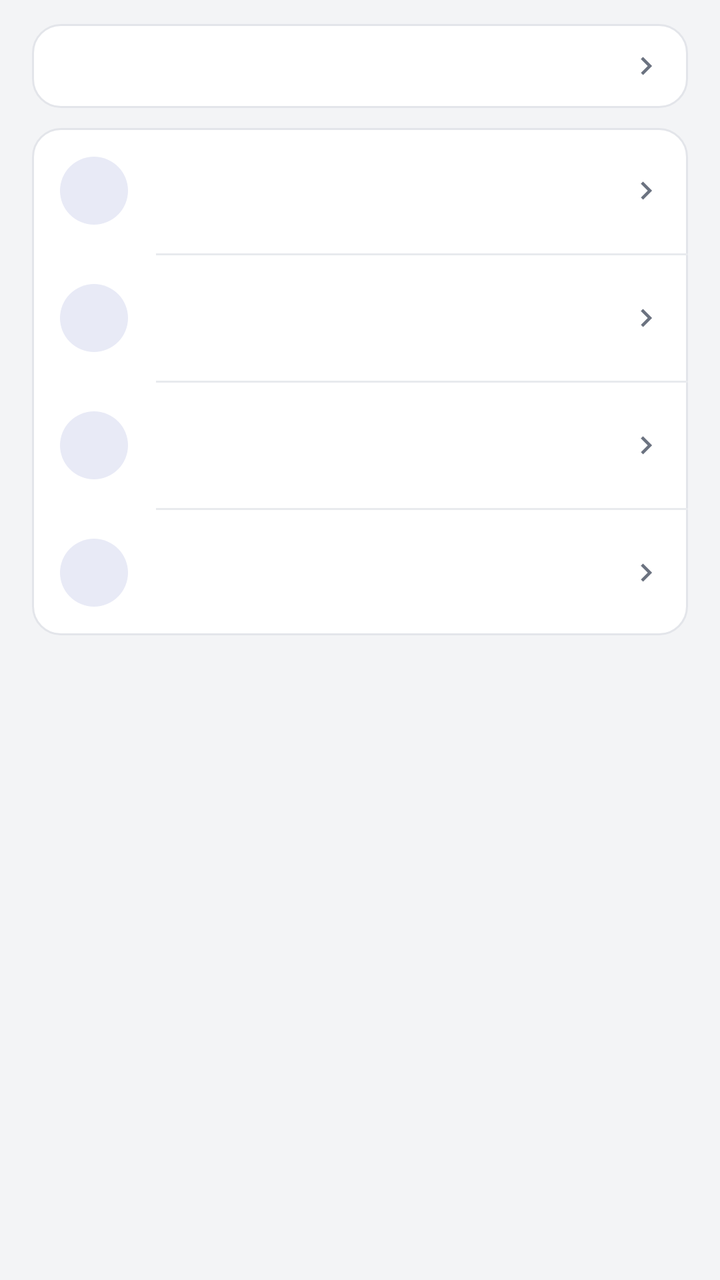
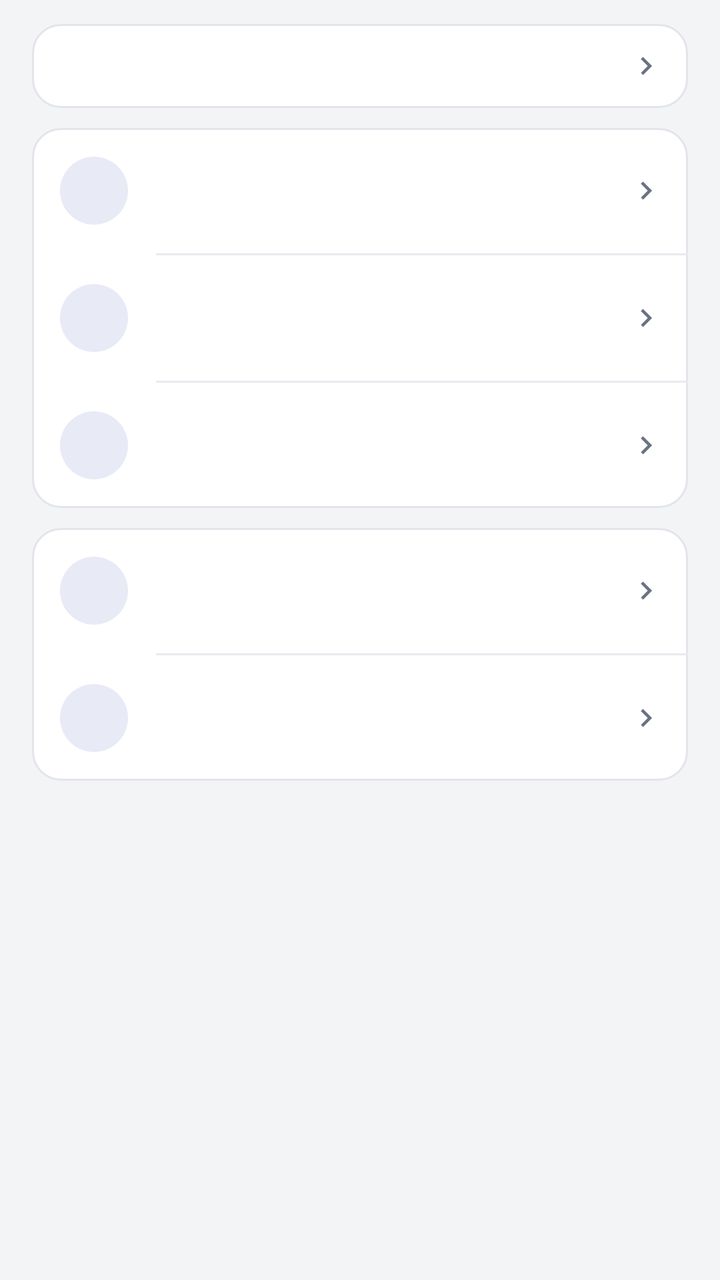

Before-and-after screenshots of an Android layout around one commit, followed by the original layout XML and the change that was made.
<!-- AndroidManifest.xml: activity theme AppTheme -->
<!-- res/layout/activity_main.xml -->
<?xml version="1.0" encoding="utf-8"?>
<ScrollView xmlns:android="http://schemas.android.com/apk/res/android"
    android:id="@+id/root"
    android:layout_width="match_parent"
    android:layout_height="match_parent"
    android:background="@color/bg"
    android:fillViewport="true"
    android:scrollbars="vertical">

    <LinearLayout
        android:layout_width="match_parent"
        android:layout_height="wrap_content"
        android:orientation="vertical">

        
        <LinearLayout
            android:layout_width="match_parent"
            android:layout_height="wrap_content"
            android:orientation="vertical"
            android:paddingStart="@dimen/page_pad"
            android:paddingEnd="@dimen/page_pad"
            android:paddingTop="12dp"
            android:paddingBottom="14dp">

            
            <LinearLayout
                android:id="@+id/status_box"
                android:layout_width="match_parent"
                android:layout_height="wrap_content"
                android:orientation="vertical"
                android:background="@drawable/card_bg_press"
                android:clickable="true"
                android:focusable="false"
                android:paddingStart="14dp"
                android:paddingEnd="12dp"
                android:paddingTop="12dp"
                android:paddingBottom="12dp">

                <LinearLayout
                    android:layout_width="match_parent"
                    android:layout_height="wrap_content"
                    android:orientation="horizontal"
                    android:gravity="center_vertical">

                    <TextView
                        android:id="@+id/status_summary"
                        android:layout_width="0dp"
                        android:layout_height="wrap_content"
                        android:layout_weight="1"
                        android:singleLine="true"
                        android:ellipsize="end"
                        android:textSize="13sp"
                        android:textColor="@color/fg_muted" />

                    <ImageView
                        android:id="@+id/status_chevron"
                        android:layout_width="@dimen/row_chevron"
                        android:layout_height="@dimen/row_chevron"
                        android:layout_marginStart="8dp"
                        android:src="@drawable/ic_chevron"
                        android:tint="@color/fg_muted" />
                </LinearLayout>

                <TextView
                    android:id="@+id/status_detail"
                    android:layout_width="match_parent"
                    android:layout_height="wrap_content"
                    android:paddingTop="8dp"
                    android:textSize="11sp"
                    android:lineSpacingExtra="4dp"
                    android:textColor="@color/fg_muted"
                    android:visibility="gone" />
            </LinearLayout>

            
            <LinearLayout
                android:id="@+id/btn_continue"
                android:layout_width="match_parent"
                android:layout_height="wrap_content"
                android:layout_marginTop="@dimen/card_gap"
                android:orientation="horizontal"
                android:gravity="center_vertical"
                android:background="@drawable/btn_primary"
                android:clickable="true"
                android:focusable="false"
                android:paddingStart="16dp"
                android:paddingEnd="16dp"
                android:paddingTop="14dp"
                android:paddingBottom="14dp"
                android:visibility="gone">

                <ImageView
                    android:layout_width="20dp"
                    android:layout_height="20dp"
                    android:src="@drawable/ic_play"
                    android:tint="@color/on_accent" />

                
                <TextView
                    android:id="@+id/continue_text"
                    android:layout_width="0dp"
                    android:layout_height="wrap_content"
                    android:layout_weight="1"
                    android:layout_marginStart="10dp"
                    android:maxLines="2"
                    android:ellipsize="end"
                    android:textSize="15sp"
                    android:fontFamily="sans-serif-medium"
                    android:textColor="@color/on_accent" />

            </LinearLayout>

            
            <LinearLayout
                android:layout_width="match_parent"
                android:layout_height="wrap_content"
                android:layout_marginTop="@dimen/card_gap"
                android:orientation="vertical"
                android:background="@drawable/card_bg">

                <include
                    android:id="@+id/row_add"
                    layout="@layout/row_action"
                    android:layout_width="match_parent"
                    android:layout_height="wrap_content" />

                <View
                    android:layout_width="match_parent"
                    android:layout_height="1dp"
                    android:layout_marginStart="62dp"
                    android:background="@color/divider" />

                <include
                    android:id="@+id/row_import"
                    layout="@layout/row_action"
                    android:layout_width="match_parent"
                    android:layout_height="wrap_content" />

                <View
                    android:layout_width="match_parent"
                    android:layout_height="1dp"
                    android:layout_marginStart="62dp"
                    android:background="@color/divider" />

                <include
                    android:id="@+id/row_saves"
                    layout="@layout/row_action"
                    android:layout_width="match_parent"
                    android:layout_height="wrap_content" />

                
                <View
                    android:layout_width="match_parent"
                    android:layout_height="1dp"
                    android:layout_marginStart="62dp"
                    android:background="@color/divider" />

                <include
                    android:id="@+id/row_settings"
                    layout="@layout/row_action"
                    android:layout_width="match_parent"
                    android:layout_height="wrap_content" />
            </LinearLayout>
        </LinearLayout>

        
        <LinearLayout
            android:id="@+id/ver_container"
            android:layout_width="match_parent"
            android:layout_height="wrap_content"
            android:orientation="vertical"
            android:paddingStart="@dimen/page_pad"
            android:paddingEnd="@dimen/page_pad"
            android:paddingBottom="12dp" />

        
        <TextView
            android:id="@+id/ver_empty"
            android:layout_width="match_parent"
            android:layout_height="wrap_content"
            android:padding="28dp"
            android:gravity="center"
            android:textAlignment="center"
            android:textSize="13sp"
            android:lineSpacingExtra="4dp"
            android:textColor="@color/fg_muted" />

        
        <View
            android:layout_width="match_parent"
            android:layout_height="@dimen/page_bottom_space" />
    </LinearLayout>
</ScrollView>
<!-- res/layout/row_action.xml (included above) -->
<?xml version="1.0" encoding="utf-8"?>
<LinearLayout xmlns:android="http://schemas.android.com/apk/res/android"
    android:layout_width="match_parent"
    android:layout_height="wrap_content"
    android:orientation="horizontal"
    android:gravity="center_vertical"
    android:background="?android:attr/selectableItemBackground"
    android:clickable="true"
    android:focusable="false"
    android:paddingStart="14dp"
    android:paddingEnd="12dp"
    android:paddingTop="12dp"
    android:paddingBottom="12dp">

    <FrameLayout
        android:layout_width="@dimen/row_icon_box"
        android:layout_height="@dimen/row_icon_box"
        android:background="@drawable/icon_circle">

        <ImageView
            android:id="@+id/act_icon"
            android:layout_width="@dimen/row_icon"
            android:layout_height="@dimen/row_icon"
            android:layout_gravity="center"
            android:tint="@color/accent" />
    </FrameLayout>

    <LinearLayout
        android:layout_width="0dp"
        android:layout_height="wrap_content"
        android:layout_weight="1"
        android:layout_marginStart="14dp"
        android:orientation="vertical">

        <TextView
            android:id="@+id/act_title"
            android:layout_width="match_parent"
            android:layout_height="wrap_content"
            android:singleLine="true"
            android:ellipsize="end"
            android:textSize="15sp"
            android:textColor="@color/fg" />

        <TextView
            android:id="@+id/act_sub"
            android:layout_width="match_parent"
            android:layout_height="wrap_content"
            android:paddingTop="2dp"
            android:textSize="12sp"
            android:textColor="@color/fg_muted" />
    </LinearLayout>

    <ImageView
        android:layout_width="@dimen/row_chevron"
        android:layout_height="@dimen/row_chevron"
        android:layout_marginStart="8dp"
        android:src="@drawable/ic_chevron"
        android:tint="@color/fg_muted" />
</LinearLayout>
<!-- resources referenced by this layout -->
<resources>
  <color name="accent">#FF3F51B5</color>
  <color name="bg">#FFF3F4F6</color>
  <color name="divider">#FFE8EAEE</color>
  <color name="fg">#FF1A1C1E</color>
  <color name="fg_muted">#FF6B7280</color>
  <color name="on_accent">#FFFFFFFF</color>
  <dimen name="card_gap">10dp</dimen>
  <dimen name="page_bottom_space">24dp</dimen>
  <dimen name="page_pad">16dp</dimen>
  <dimen name="row_chevron">18dp</dimen>
  <dimen name="row_icon">22dp</dimen>
  <dimen name="row_icon_box">34dp</dimen>
  <!-- drawable card_bg (drawable) -->
  <?xml version="1.0" encoding="utf-8"?>
  <shape xmlns:android="http://schemas.android.com/apk/res/android"
      android:shape="rectangle">
      <solid android:color="@color/card" />
      <corners android:radius="14dp" />
      <stroke android:width="1dp" android:color="@color/card_stroke" />
  </shape>
  <!-- drawable ic_chevron (drawable) -->
  <?xml version="1.0" encoding="utf-8"?>
  <vector xmlns:android="http://schemas.android.com/apk/res/android"
      android:width="24dp"
      android:height="24dp"
      android:viewportWidth="24"
      android:viewportHeight="24">
      <path
          android:fillColor="@color/icon_tint"
          android:pathData="M10,6L8.59,7.41 13.17,12l-4.58,4.59L10,18l6,-6z" />
  </vector>
  <!-- drawable ic_play (drawable) -->
  <?xml version="1.0" encoding="utf-8"?>
  <vector xmlns:android="http://schemas.android.com/apk/res/android"
      android:width="24dp"
      android:height="24dp"
      android:viewportWidth="24"
      android:viewportHeight="24">
      <path
          android:fillColor="@color/icon_tint"
          android:pathData="M8,5v14l11,-7z" />
  </vector>
  <!-- drawable icon_circle (drawable) -->
  <?xml version="1.0" encoding="utf-8"?>
  <shape xmlns:android="http://schemas.android.com/apk/res/android"
      android:shape="oval">
      <solid android:color="@color/accent_soft" />
  </shape>
  <color name="accent_press">#FF303F9F</color>
  <color name="card">#FFFFFFFF</color>
  <color name="card_stroke">#FFE3E5EA</color>
  <color name="card_press">#FFEFF1F5</color>
  <color name="icon_tint">#FF5F6368</color>
  <color name="accent_soft">#FFE8EAF6</color>
  <color name="appbar">#FF3F51B5</color>
  <color name="statusbar">#FF303F9F</color>
  <style name="AppBarStyle" parent="android:Widget.Material.ActionBar.Solid">
          <item name="android:background">@color/appbar</item>
          
          <item name="android:elevation">0dp</item>
          
          <item name="android:contentInsetStart">16dp</item>
          <item name="android:titleTextStyle">@style/AppBarTitle</item>
      </style>
  <style name="AppDialogTheme" parent="android:Theme.Material.Light.Dialog.Alert">
          <item name="android:windowBackground">@drawable/dlg_bg</item>
          <item name="android:colorAccent">@color/accent</item>
          <item name="android:textColorPrimary">@color/fg</item>
          <item name="android:textColorSecondary">@color/fg_muted</item>
          <item name="android:colorControlNormal">@color/fg_muted</item>
      </style>
  <style name="AppBarTitle" parent="android:TextAppearance.Material.Widget.ActionBar.Title">
          <item name="android:textColor">@color/on_appbar</item>
          <item name="android:textSize">20sp</item>
          <item name="android:fontFamily">sans-serif-medium</item>
      </style>
  <!-- drawable dlg_bg (drawable) -->
  <?xml version="1.0" encoding="utf-8"?>
  <inset xmlns:android="http://schemas.android.com/apk/res/android"
      android:inset="16dp">
      <shape android:shape="rectangle">
          <solid android:color="@color/card" />
          <corners android:radius="14dp" />
          <stroke android:width="1dp" android:color="@color/card_stroke" />
      </shape>
  </inset>
  <color name="on_appbar">#FFFFFFFF</color>
</resources>

<!-- the commit's change to res/layout/activity_main.xml (unified diff, before → after) -->
@@ -119,7 +119,7 @@
                 android:background="@drawable/card_bg">
 
                 <include
-                    android:id="@+id/row_add"
+                    android:id="@+id/row_add_game"
                     layout="@layout/row_action"
                     android:layout_width="match_parent"
                     android:layout_height="wrap_content" />
@@ -131,7 +131,7 @@
                     android:background="@color/divider" />
 
                 <include
-                    android:id="@+id/row_import"
+                    android:id="@+id/row_saves"
                     layout="@layout/row_action"
                     android:layout_width="match_parent"
                     android:layout_height="wrap_content" />
@@ -143,12 +143,26 @@
                     android:background="@color/divider" />
 
                 <include
-                    android:id="@+id/row_saves"
-                    layout="@layout/row_action"
-                    android:layout_width="match_parent"
-                    android:layout_height="wrap_content" />
-
-                
+                    android:id="@+id/row_settings"
+                    layout="@layout/row_action"
+                    android:layout_width="match_parent"
+                    android:layout_height="wrap_content" />
+            </LinearLayout>
+
+            
+            <LinearLayout
+                android:layout_width="match_parent"
+                android:layout_height="wrap_content"
+                android:layout_marginTop="@dimen/card_gap"
+                android:orientation="vertical"
+                android:background="@drawable/card_bg">
+
+                <include
+                    android:id="@+id/row_trash"
+                    layout="@layout/row_action"
+                    android:layout_width="match_parent"
+                    android:layout_height="wrap_content" />
+
                 <View
                     android:layout_width="match_parent"
                     android:layout_height="1dp"
@@ -156,7 +170,7 @@
                     android:background="@color/divider" />
 
                 <include
-                    android:id="@+id/row_settings"
+                    android:id="@+id/row_open_logs"
                     layout="@layout/row_action"
                     android:layout_width="match_parent"
                     android:layout_height="wrap_content" />
